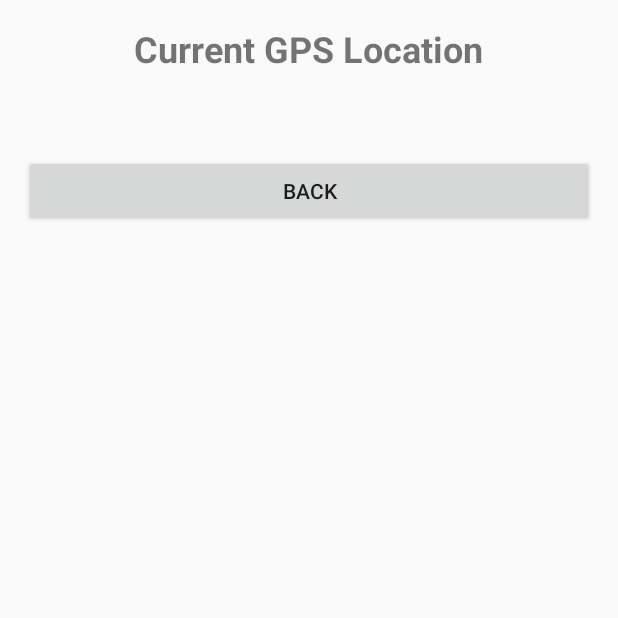
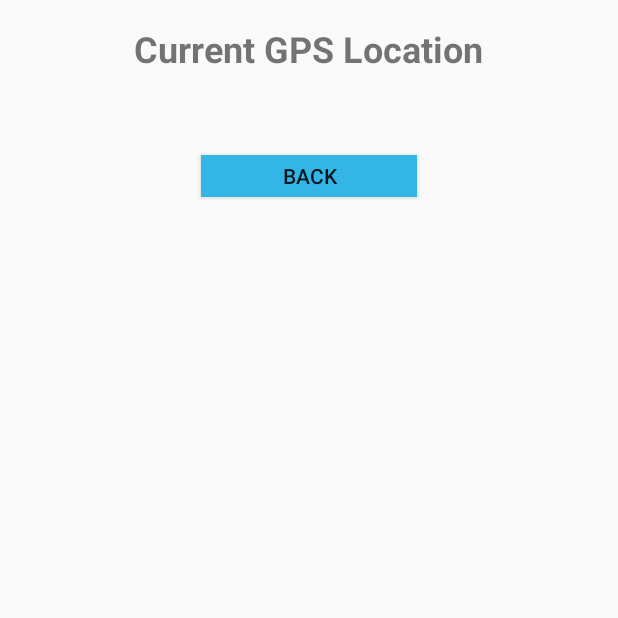
Before and after one commit to BrookeLin/GoodStart, an Android app: the FindLocation screen opened directly, with no data from a screen before it, on a phone screen of 412 x 824 dp, the top half of it. Run offline under Robolectric (Android 15) with nearby library versions, the phone set to English and light mode, and no system bars.

Commit message:
Help tab done, some colors changed...

```diff
--- a/app/src/main/java/com/example/brookelin/goodstart/FindLocation.java
+++ b/app/src/main/java/com/example/brookelin/goodstart/FindLocation.java
@@ -13,6 +13,9 @@ import android.support.v4.app.ActivityCompat;
 import android.view.View;
 import android.widget.TextView;
 import android.widget.Toast;
+
+import com.example.brookelin.goodstart.weatherapi.CurrentObservation;
+import com.example.brookelin.goodstart.weatherapi.WeatherAPI;
 
 /**
  * Created by BrookeLin on 4/15/2017.
@@ -99,7 +102,7 @@ public class FindLocation extends Activity implements LocationListener {
         longitudeView.setText("Current Longitude:" + longitude);
 
         // Also update weather info (pursuant of SRS v1.0 Section 4.3.2)
-        //CurrentObservation obs = WeatherAPI.getWeather(latitide, longitude);
+       // CurrentObservation obs = WeatherAPI.getWeather(latitude, longitude);
 
 
     }
--- a/app/src/main/res/layout/fragment_alarm.xml
+++ b/app/src/main/res/layout/fragment_alarm.xml
@@ -17,6 +17,7 @@
         android:layout_marginRight="21dp"
         android:clickable="true"
         android:onClick="addAlarm"
+        android:tint="@color/colorPrimary"
         app:fabSize="mini"
         app:rippleColor="@android:color/background_light"
         app:srcCompat="@android:drawable/ic_input_add" />
--- a/app/src/main/res/layout/locationfinder.xml
+++ b/app/src/main/res/layout/locationfinder.xml
@@ -4,7 +4,9 @@
     android:layout_height="match_parent"
     android:layout_margin="16dp"
     android:gravity="center_horizontal"
-    android:orientation="vertical">
+    android:onClick="backButton"
+    android:orientation="vertical"
+    android:weightSum="1">
 
     <TextView
         android:id="@+id/gps_location"
@@ -29,10 +31,13 @@
 
     <Button
         android:id="@+id/backButton"
-        android:layout_width="match_parent"
-        android:layout_height="wrap_content"
+        android:layout_width="144dp"
+        android:layout_height="28dp"
+        android:background="@color/colorAccent"
+        android:backgroundTint="@android:color/holo_blue_light"
         android:onClick="backButton"
-        android:text="Back" />
+        android:text="Back"
+        android:textColorLink="@color/colorAccent" />
 
 
 </LinearLayout>
--- a/app/src/main/res/values/colors.xml
+++ b/app/src/main/res/values/colors.xml
@@ -1,6 +1,6 @@
 <?xml version="1.0" encoding="utf-8"?>
 <resources>
-    <color name="colorPrimary">#3F51B5</color>
-    <color name="colorPrimaryDark">#303F9F</color>
-    <color name="colorAccent">#ff4081</color>
+    <color name="colorPrimary">#f4cf3a</color>
+    <color name="colorPrimaryDark">#ea841f</color>
+    <color name="colorAccent">#4ac9dc</color>
 </resources>
```
Also changed, not shown: app/src/main/res/layout/fragment_help.xml (+4 -5 lines).
